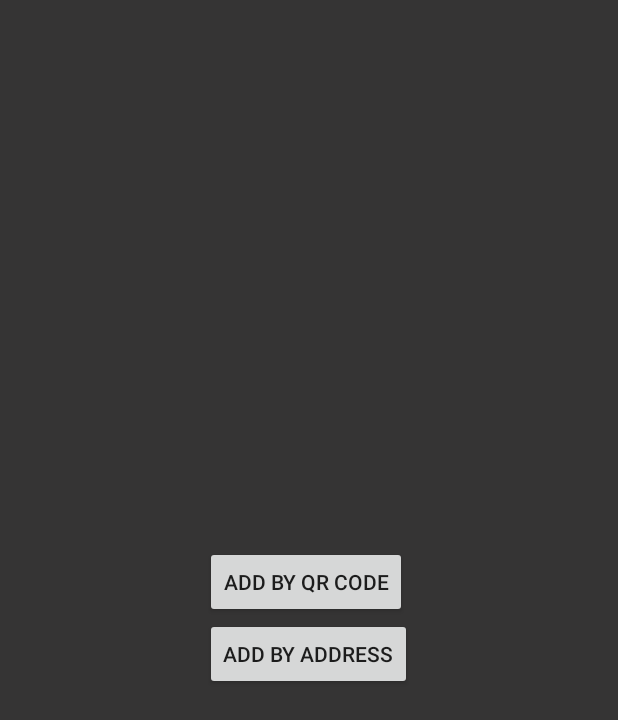
After one commit to sacha001/SafeRide, an Android app: the layout add_by_address_or_qr.xml on its own in the app's theme, with its tools: preview values and no code run, on a phone screen of 412 x 824 dp. The commit adds this screen. Shown: the top 720 px of the screen. Run offline under Robolectric (Android 15) with nearby library versions, the phone set to English and light mode, and no system bars.

Commit message:
Added menu to choose between address or QR. Put ETA button in menu

```diff
--- a/SafeRide-ch/SafeRide/app/src/main/AndroidManifest.xml
+++ b/SafeRide-ch/SafeRide/app/src/main/AndroidManifest.xml
@@ -33,6 +33,11 @@
 
         <activity
             android:name=".AddRiderActivity"
+            android:theme="@style/AppTheme.PopupTheme"
+            android:screenOrientation="portrait">
+        </activity>
+        <activity
+            android:name=".AddByAddressOrQRActivity"
             android:theme="@style/AppTheme.PopupTheme"
             android:screenOrientation="portrait">
         </activity>
--- a/SafeRide-ch/SafeRide/app/src/main/java/com/example/ssilance/saferide/DriverHelp.java
+++ b/SafeRide-ch/SafeRide/app/src/main/java/com/example/ssilance/saferide/DriverHelp.java
@@ -41,8 +41,7 @@ public class DriverHelp extends AppCompatActivity {
         ok.setOnClickListener(new View.OnClickListener() {
             @Override
             public void onClick(View v) {
-                Intent intent = new Intent(DriverHelp.this, DriverMainActivity.class);
-                startActivity(intent);
+                finish();
             }
         });
 
--- /dev/null
+++ b/SafeRide-ch/SafeRide/app/src/main/res/layout/add_by_address_or_qr.xml
@@ -0,0 +1,36 @@
+<?xml version="1.0" encoding="utf-8"?>
+<android.support.constraint.ConstraintLayout
+    xmlns:android="http://schemas.android.com/apk/res/android"
+    xmlns:tools="http://schemas.android.com/tools"
+    android:layout_width="match_parent"
+    android:layout_height="match_parent">
+    <RelativeLayout
+        android:layout_width="match_parent"
+        android:layout_height="match_parent"
+        android:orientation="vertical"
+        android:background="#353434">
+        <LinearLayout
+            android:layout_width="wrap_content"
+            android:layout_height="wrap_content"
+            android:layout_centerInParent="true"
+            android:orientation="vertical">
+            <Button
+                android:id="@+id/addByQr"
+                android:layout_width="wrap_content"
+                android:layout_height="wrap_content"
+                android:text="Add By QR Code"
+                tools:layout_editor_absoluteX="16dp"
+                tools:layout_editor_absoluteY="231dp" />
+
+            <Button
+                android:id="@+id/addByAddress"
+                android:layout_width="wrap_content"
+                android:layout_height="wrap_content"
+
+                android:text="Add By Address"
+                tools:layout_editor_absoluteX="287dp"
+                tools:layout_editor_absoluteY="231dp" />
+        </LinearLayout>
+
+    </RelativeLayout>
+</android.support.constraint.ConstraintLayout>
```
Also changed, not shown: SafeRide-ch/SafeRide/app/src/main/java/com/example/ssilance/saferide/AddByAddressOrQRActivity.java (added, +48 -0 lines), SafeRide-ch/SafeRide/app/src/main/java/com/example/ssilance/saferide/DriverMainActivity.java (+22 -10 lines), SafeRide-ch/SafeRide/app/src/main/res/layout/activity_driver_main.xml (+8 -9 lines).
